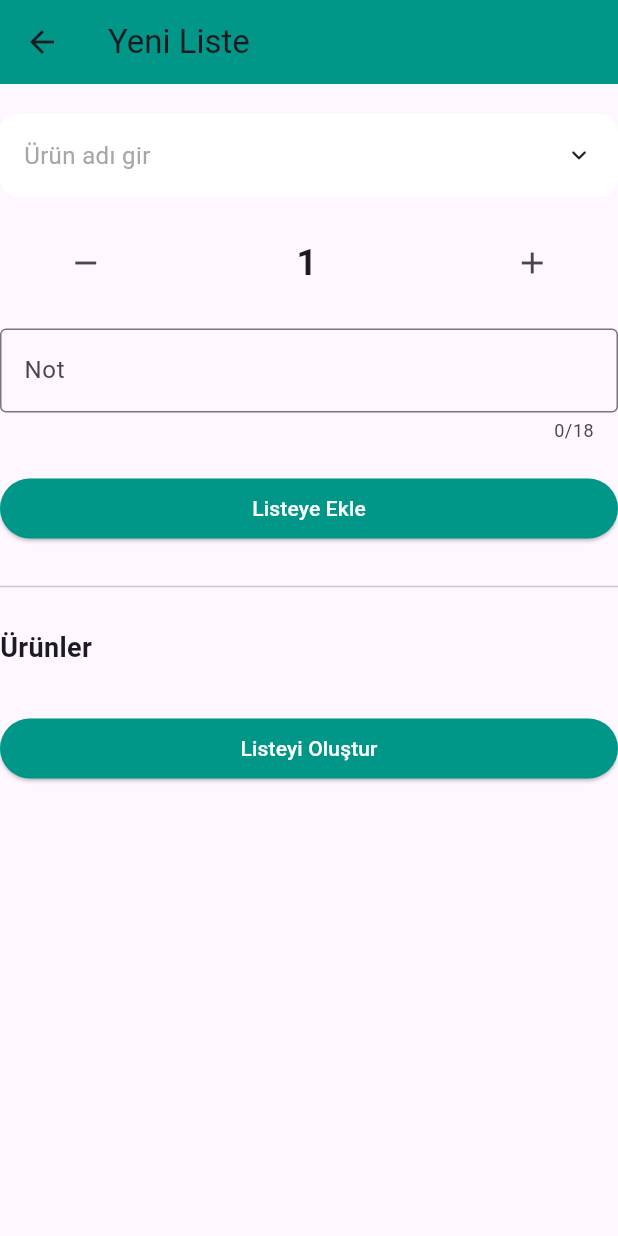
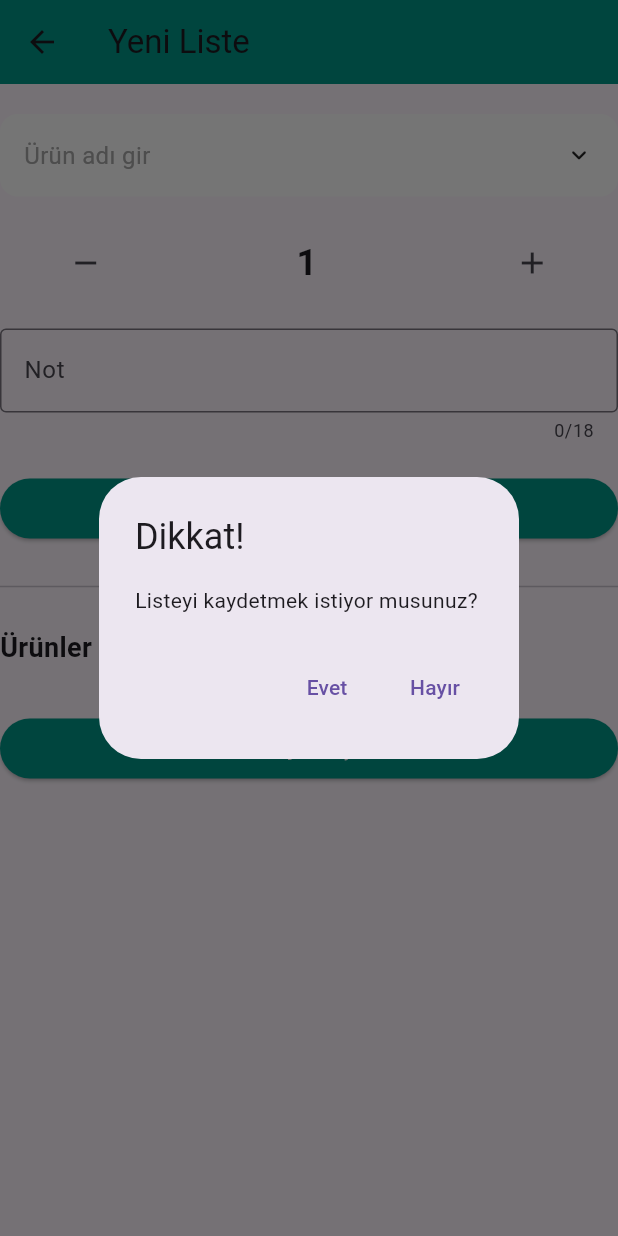
Before and after one commit to Doga4635/apartment_management_app, a Flutter app: the NewOrderScreen screen opened directly, after a tap on "Listeye Ekle", after a tap on "Listeyi Oluştur", after a tap on the "arrow back" icon, on a phone screen of 412 x 824 dp. Run offline on Flutter 3.47's test engine with Material 3 defaults, Android fonts, the phone set to English and light mode, and no system bars; drawn by our look-alikes of animated_custom_dropdown; our stand-ins replace cloud_firestore, country_picker, firebase_auth, firebase_core, font_awesome_flutter, image_picker and 3 more; accounts and stored records are empty.

Commit message:
new order screen geliştirme

```diff
--- a/lib/screens/new_order_screen.dart
+++ b/lib/screens/new_order_screen.dart
@@ -1,11 +1,10 @@
-import 'package:animated_custom_dropdown/custom_dropdown.dart';
-import 'package:apartment_management_app/models/order_model.dart';
-import 'package:apartment_management_app/models/product_model.dart';
-import 'package:apartment_management_app/screens/grocery_list_screen.dart';
 import 'package:flutter/material.dart';
 import 'package:cloud_firestore/cloud_firestore.dart';
 import 'package:provider/provider.dart';
-
+import 'package:animated_custom_dropdown/custom_dropdown.dart';
+import '../models/order_model.dart';
+import '../models/product_model.dart';
+import '../screens/grocery_list_screen.dart';
 import '../services/auth_supplier.dart';
 import '../utils/utils.dart';
 
@@ -47,23 +46,21 @@ class NewOrderScreenState extends State<NewOrderScreen> {
     });
   }
 
-
-
   @override
   Widget build(BuildContext context) {
-    return Scaffold(
+    return WillPopScope(
+      onWillPop: _onBackPressed,
+      child: Scaffold(
         appBar: AppBar(
           title: const Text('Yeni Liste'),
           backgroundColor: Colors.teal,
           leading: IconButton(
             icon: const Icon(Icons.arrow_back),
             onPressed: () {
-            Navigator.push(context, MaterialPageRoute(
-                builder: (context) => const GroceryListScreen()));
+              _showExitConfirmationDialog();
             },
           ),
         ),
-
         body: SingleChildScrollView(
           child: Column(
             crossAxisAlignment: CrossAxisAlignment.stretch,
@@ -91,7 +88,9 @@ class NewOrderScreenState extends State<NewOrderScreen> {
                     },
                     icon: const Icon(Icons.remove),
                   ),
-                const SizedBox(width: 50,),
+                  const SizedBox(
+                    width: 50,
+                  ),
                   SizedBox(
                     width: 100,
                     child: Text(
@@ -130,10 +129,12 @@ class NewOrderScreenState extends State<NewOrderScreen> {
                 onPressed: () {
                   createOrder();
                 },
-              style: ElevatedButton.styleFrom(backgroundColor: Colors.teal,),
-              child: const Text('Listeye Ekle',
-                style: TextStyle(
-                    color: Colors.white),
+                style: ElevatedButton.styleFrom(
+                  backgroundColor: Colors.teal,
+                ),
+                child: const Text(
+                  'Listeye Ekle',
+                  style: TextStyle(color: Colors.white),
                 ),
               ),
               const SizedBox(height: 20),
@@ -177,15 +178,51 @@ class NewOrderScreenState extends State<NewOrderScreen> {
               ElevatedButton(
                 onPressed: createList,
                 style: ElevatedButton.styleFrom(backgroundColor: Colors.teal),
-              child: const Text('Listeyi Oluştur',
-                style: TextStyle(
-                    color: Colors.white),
+                child: const Text(
+                  'Listeyi Oluştur',
+                  style: TextStyle(color: Colors.white),
                 ),
               ),
               const SizedBox(height: 20),
             ],
           ),
         ),
+      ),
+    );
+  }
+
+  Future<bool> _onBackPressed() async {
+    _showExitConfirmationDialog();
+    return false;
+  }
+
+  void _showExitConfirmationDialog() {
+    showDialog(
+      context: context,
+      builder: (BuildContext context) {
+        return AlertDialog(
+          title: const Text('Dikkat!'),
+          content: const Text('Listeyi kaydetmek istiyor musunuz?'),
+          actions: <Widget>[
+            TextButton(
+              onPressed: () {
+                // User wants to save the list
+                Navigator.of(context).pop();
+                createList(saveList: true);
+              },
+              child: const Text('Evet'),
+            ),
+            TextButton(
+              onPressed: () {
+                // User doesn't want to save the list
+                Navigator.of(context).pop();
+                createList(saveList: false);
+              },
+              child: const Text('Hayır'),
+            ),
+          ],
+        );
+      },
     );
   }
 
@@ -213,11 +250,9 @@ class NewOrderScreenState extends State<NewOrderScreen> {
           _details = '';
           addedProducts.add(orderModel);
         });
-
       },
     );
   }
-
 
   void _showEditDialog(BuildContext context, OrderModel product) {
     final TextEditingController quantityController =
@@ -238,6 +273,7 @@ class NewOrderScreenState extends State<NewOrderScreen> {
                 decoration: const InputDecoration(labelText: 'Miktar'),
               ),
               TextField(
+
                 controller: detailsController,
                 decoration: const InputDecoration(labelText: 'Ayrıntılar'),
               ),
@@ -247,7 +283,8 @@ class NewOrderScreenState extends State<NewOrderScreen> {
             TextButton(
               onPressed: () {
                 // Get the updated values from the text fields
-                int updatedQuantity = int.tryParse(quantityController.text) ?? product.amount;
+                int updatedQuantity =
+                    int.tryParse(quantityController.text) ?? product.amount;
                 String updatedDetails = detailsController.text;
 
                 // Update the order with the new values
@@ -303,22 +340,44 @@ class NewOrderScreenState extends State<NewOrderScreen> {
     );
   }
 
-
-    void _deleteItem(OrderModel product) {
+  Future<void> _deleteItem(OrderModel product) async {
     // Remove the item from the list
     setState(() {
       addedProducts.remove(product);
     });
 
+    try {
       // Delete the item from the database
-      // You can add the database deletion logic here if needed
+      await FirebaseFirestore.instance
+          .collection('orders') // Change 'orders' to your collection name
+          .doc(product.orderId) // Assuming orderId is the document ID
+          .delete();
+      print('Item deleted from database successfully');
+    } catch (error) {
+      print('Error deleting item: $error');
+      // Handle any error that occurs during deletion
+    }
   }
 
-
-    void createList() {
+  Future<void> createList({bool saveList = false}) async {
+    if (saveList) {
+      try {
+        // Save each item in addedProducts to Firebase
+        for (OrderModel product in addedProducts) {
+          await FirebaseFirestore.instance
+              .collection('orders')
+              .doc(product.orderId)
+              .set(product.toMap()); // Convert OrderModel to a Map using toMap method
+          print('Item saved to database successfully');
+        }
+      } catch (error) {
+        print('Error saving item: $error');
+        // Handle any error that occurs during saving
+      }
+    }
     Navigator.pushReplacement(
       context,
-        MaterialPageRoute(builder: (context) => GroceryListScreen()),
+      MaterialPageRoute(builder: (context) => const GroceryListScreen()),
     );
   }
 }
```
Also changed, not shown: lib/models/order_model.dart (+5 -5 lines). Lines whose indentation alone changed are shown as unchanged.
